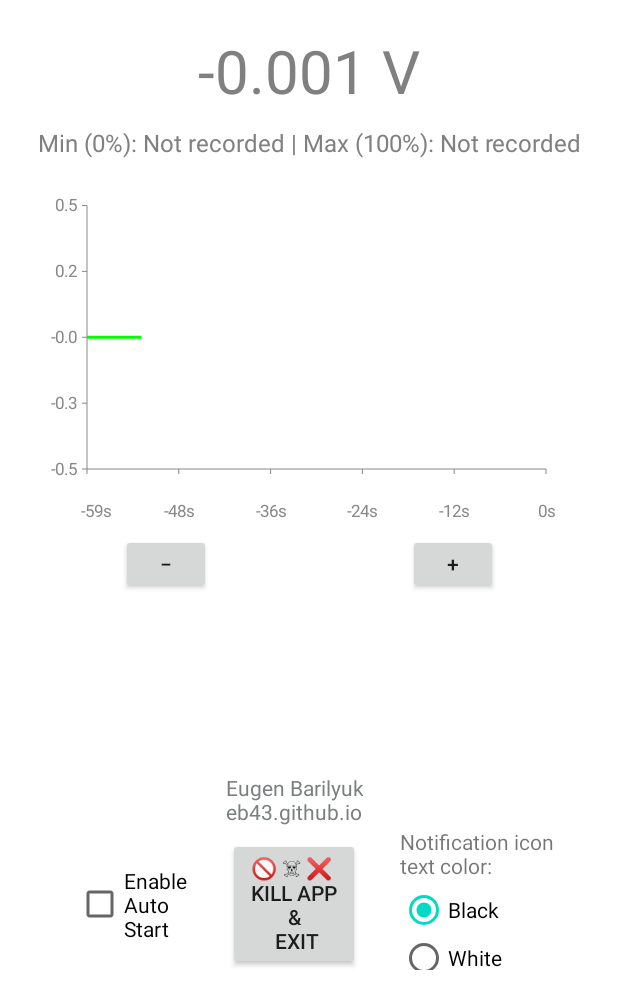
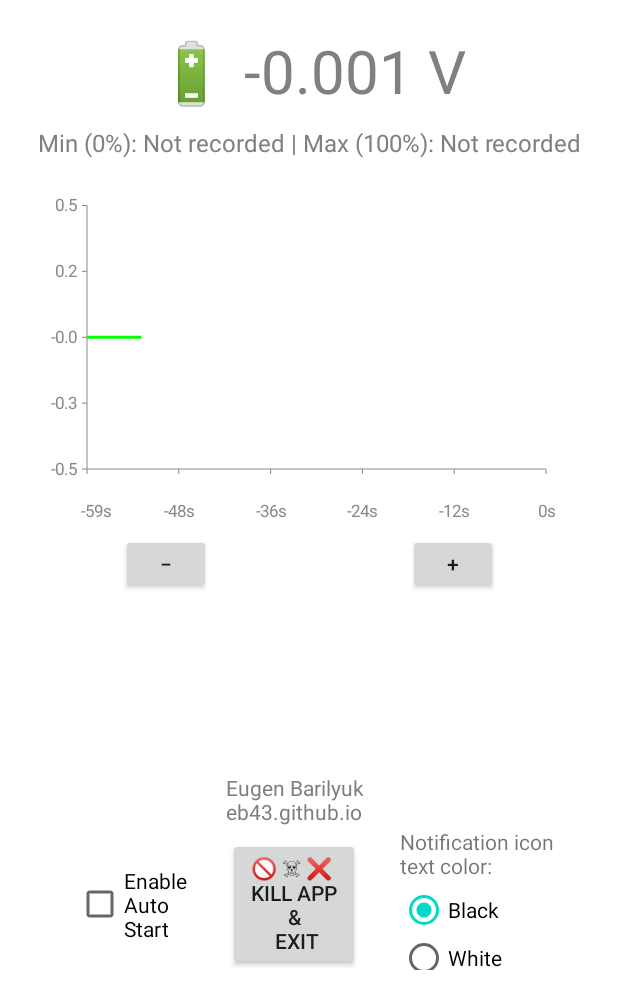
Before and after one commit to Eb43/bateryvoltagedisplay, an Android app: the screen it shows after launch (MainActivity), on a phone screen of 412 x 824 dp, the part 242-1236 px from its top. Run offline under Robolectric (Android 15) with nearby library versions, the phone set to English and light mode, and no system bars.

Commit message:
Add files via upload

```diff
--- a/timenotification/app/src/main/java/com/example/timenotification/MainActivity.java
+++ b/timenotification/app/src/main/java/com/example/timenotification/MainActivity.java
@@ -273,7 +273,7 @@ public class MainActivity extends Activity {
         public void run() {
             int voltage = batteryVoltageManager.getCurrentBatteryVoltage();
 
-            voltageTextView.setText("" + voltage/1000.0 + " V");
+            voltageTextView.setText("\uD83D\uDD0B " + voltage/1000.0 + " V");
             voltageTextView.setTextColor(colors[colorIndex]);
             colorIndex = (colorIndex + 1) % colors.length;
 /*
--- a/timenotification/app/src/main/res/layout/activity_main.xml
+++ b/timenotification/app/src/main/res/layout/activity_main.xml
@@ -37,7 +37,7 @@
         android:layout_width="wrap_content"
         android:layout_height="wrap_content"
         android:layout_marginTop="20dp"
-        android:text=" -1mV "
+        android:text="🔋  -1mV "
         android:textAlignment="center"
         android:textSize="40sp"
         app:layout_constraintEnd_toEndOf="parent"
@@ -130,7 +130,6 @@
         android:autoSizeTextType="uniform"
         android:text="@string/kill_app_exit"
         android:textAlignment="center"
-        app:layout_constraintTop_toBottomOf="@+id/tempChart"
         app:layout_constraintBottom_toBottomOf="parent"
         app:layout_constraintStart_toEndOf="@+id/autostartCheckBox"
         app:layout_constraintEnd_toStartOf="@+id/textColorRadioGroup"
```
